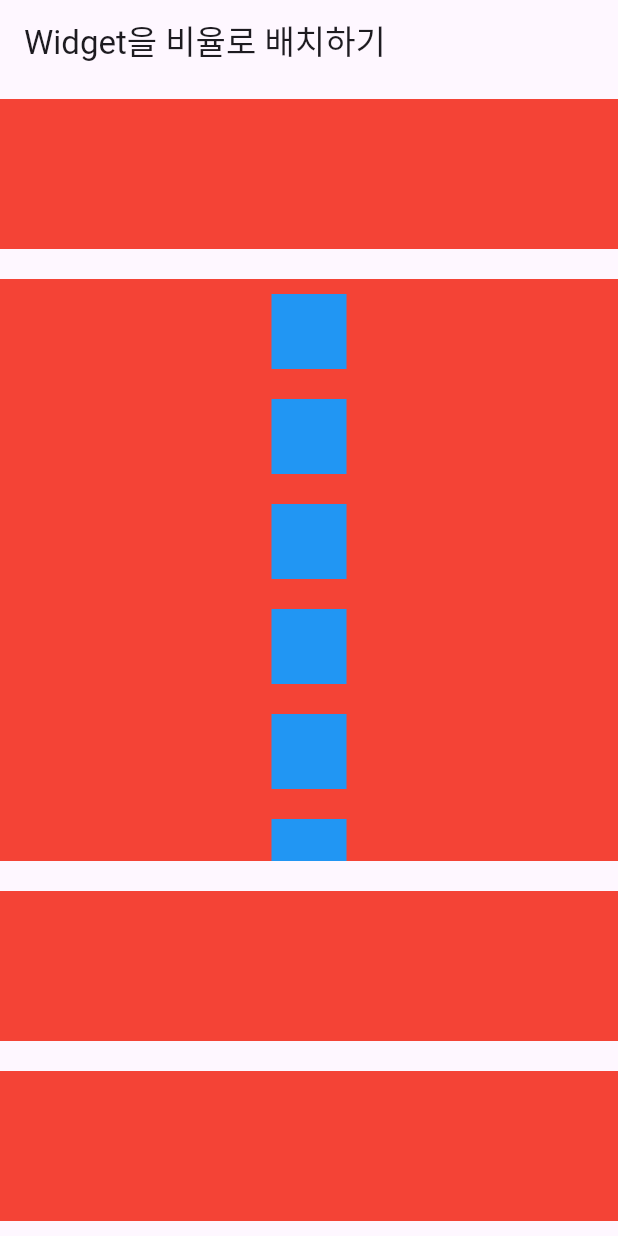
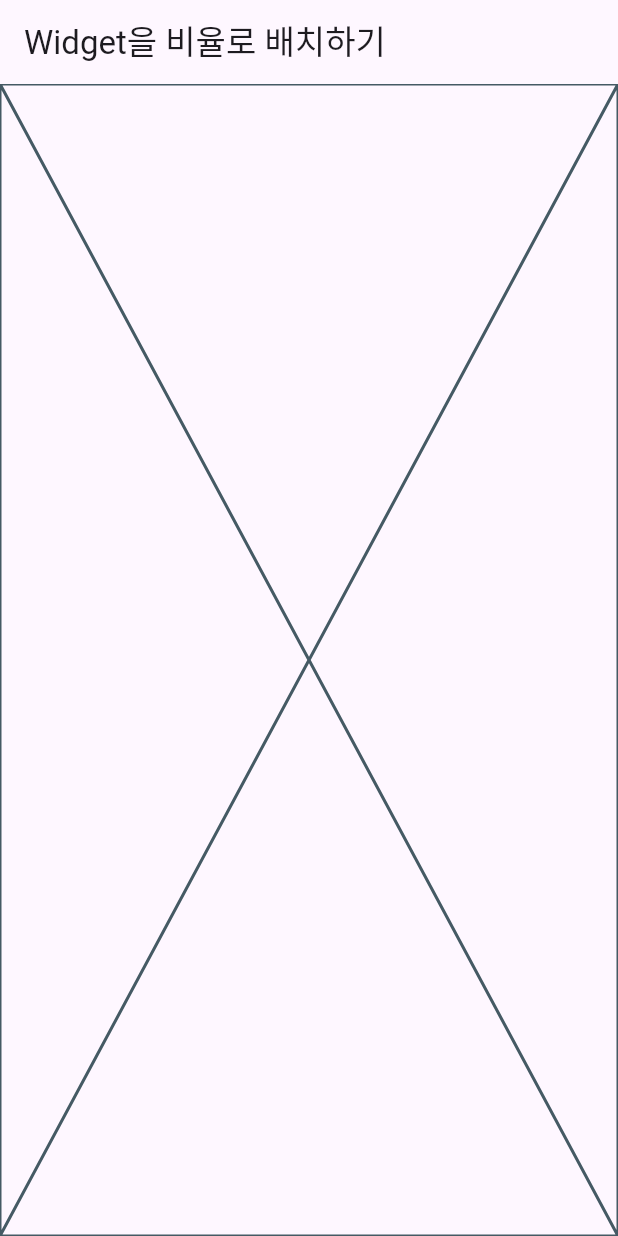
Before and after one commit to hyerimmmmm/flutterStudy, a Flutter app: the screen it shows after launch, on a phone screen of 412 x 824 dp. Run offline on Flutter 3.47's test engine with Material 3 defaults, Android fonts, the phone set to English and light mode, and no system bars.

Commit message:
[part2_02] widget을 겹겹이 쌓아올리기 실습 시작

```diff
--- a/part2_ch02/lib/main.dart
+++ b/part2_ch02/lib/main.dart
@@ -19,46 +19,8 @@ class Body extends StatelessWidget {
 
   @override
   Widget build(BuildContext context) {
-    return Column(
-      children: [
-        Container(
-          width: double.infinity,
-          color: Colors.red,
-          height: 100,
-          margin: const EdgeInsets.symmetric(vertical: 10),
-        ),
-        Expanded(
-          child: Container(
-            color: Colors.red,
-            width: double.infinity,
-            margin: const EdgeInsets.symmetric(vertical: 10),
-            child: SingleChildScrollView(
-              child: Column(
-                children: [
-                  Container(color: Colors.blue, width: 50, height: 50, margin: const EdgeInsets.symmetric(vertical: 10),),
-                  Container(color: Colors.blue, width: 50, height: 50, margin: const EdgeInsets.symmetric(vertical: 10),),
-                  Container(color: Colors.blue, width: 50, height: 50, margin: const EdgeInsets.symmetric(vertical: 10),),
-                  Container(color: Colors.blue, width: 50, height: 50, margin: const EdgeInsets.symmetric(vertical: 10),),
-                  Container(color: Colors.blue, width: 50, height: 50, margin: const EdgeInsets.symmetric(vertical: 10),),
-                  Container(color: Colors.blue, width: 50, height: 50, margin: const EdgeInsets.symmetric(vertical: 10),),
-                ],
-              ),
-            ),
-          )
-        ),
-        Container(
-          width: double.infinity,
-          color: Colors.red,
-          height: 100,
-          margin: const EdgeInsets.symmetric(vertical: 10),
-        ),
-        Container(
-          width: double.infinity,
-          color: Colors.red,
-          height: 100,
-          margin: const EdgeInsets.symmetric(vertical: 10),
-        ),
-      ],
+    return Placeholder(
+
     );
   }
 }
```
